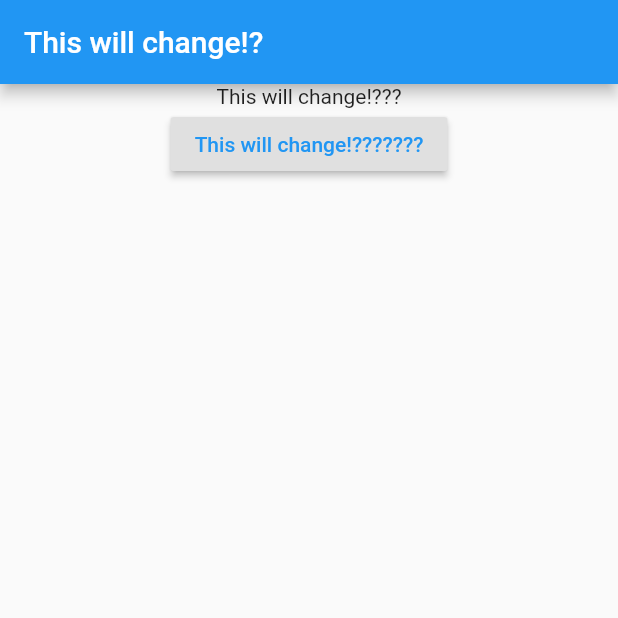
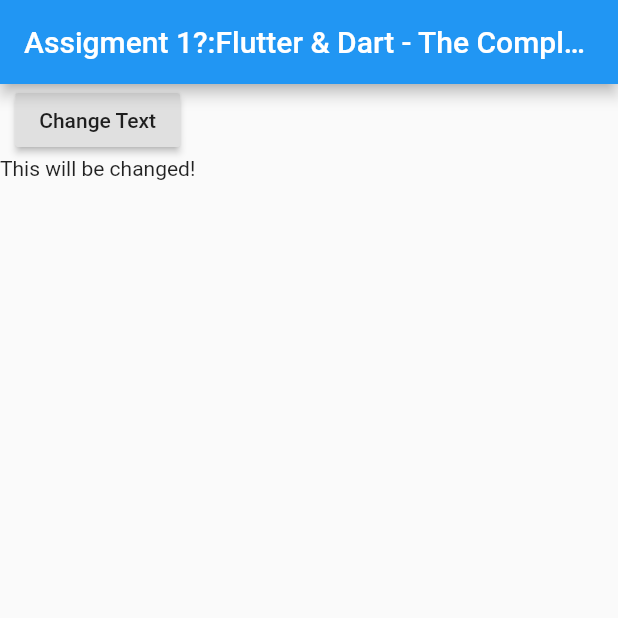
Before and after one commit to Daniel-Caetano/Assigment1, a Flutter app: the screen it shows after launch, on a phone screen of 412 x 824 dp, the top half of it. Run offline on Flutter 3.47's test engine with Material 2 defaults, Android fonts, the phone set to English and light mode, and no system bars.

Commit message:
TOPICO 3: dividindo o app em 3!

```diff
--- a/lib/main.dart
+++ b/lib/main.dart
@@ -1,18 +1,21 @@
+//AUTOR: DANIEL CAETANO DE SOUZA FERREIRA
+//Code for the udemy course
+//Assigment 1?:Flutter & Dart - The Complete Guide [2021 Edition]!
+//1) Create a new Flutter App (in this project) and output an AppBar and some text
+// below it ( COMMIT 1)
+// 2) Add a button which changes the text (to any other text of your choice)COMMIT 2
+// 3) Split the app into three widgets: App, TextControl & Text COMMIT 3
+
 import 'package:flutter/material.dart';
+import 'text_control.dart';
 
 main() {
   runApp(App());
 }
 
-class App extends StatefulWidget {
-  @override
-  _AppState createState() => _AppState();
-}
-
-class _AppState extends State<App> {
-  var _textTitle = "This will change!?";
-  var _textBody = "This will change!???";
-  var _textButton = "This will change!???????";
+class App extends StatelessWidget {
+  var _textTitle =
+      "Assigment 1?:Flutter & Dart - The Complete Guide [2021 Edition]!";
 
   @override
   Widget build(BuildContext context) {
@@ -21,26 +24,7 @@ class _AppState extends State<App> {
         appBar: AppBar(
           title: Text(_textTitle),
         ),
-        body: Center(
-          child: Column(
-            children: [
-              Text(_textBody),
-              RaisedButton(
-                child: Text(_textButton),
-                textColor: Colors.blue,
-                onPressed: () {
-                  setState(
-                    () {
-                      _textTitle = "YES!!";
-                      _textBody = "YES!!";
-                      _textButton = "YES!!!!";
-                    },
-                  );
-                },
-              ),
-            ],
-          ),
-        ),
+        body: TextControl(),
       ),
     );
   }
--- /dev/null
+++ b/lib/text_control.dart
@@ -0,0 +1,28 @@
+import 'package:flutter/material.dart';
+import 'text_output.dart';
+
+class TextControl extends StatefulWidget {
+  @override
+  _TextControlState createState() => _TextControlState();
+}
+
+class _TextControlState extends State<TextControl> {
+  String _textOutput = 'This will be changed!';
+
+  @override
+  Widget build(BuildContext context) {
+    return Column(
+      children: [
+        RaisedButton(
+          onPressed: () {
+            setState(() {
+              _textOutput = 'This Changed!!!';
+            });
+          },
+          child: Text('Change Text'),
+        ),
+        TextOutput(_textOutput)
+      ],
+    );
+  }
+}
--- /dev/null
+++ b/lib/text_output.dart
@@ -0,0 +1,12 @@
+import 'package:flutter/material.dart';
+
+class TextOutput extends StatelessWidget {
+  final String _textOutput;
+
+  TextOutput(this._textOutput);
+
+  @override
+  Widget build(BuildContext context) {
+    return Text(_textOutput);
+  }
+}
```
